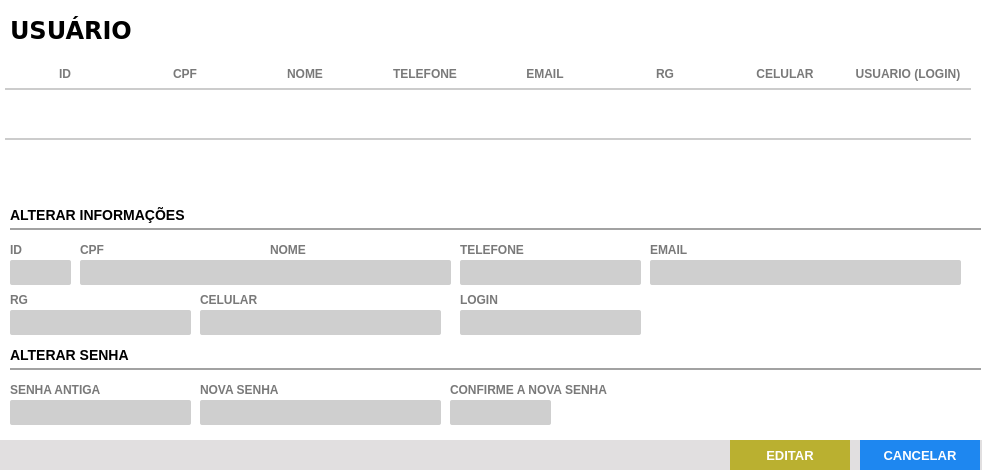
First picture: the form in View/UI/lista_usuario.ui, repository felipezago/ControleEstoque, before the edit.
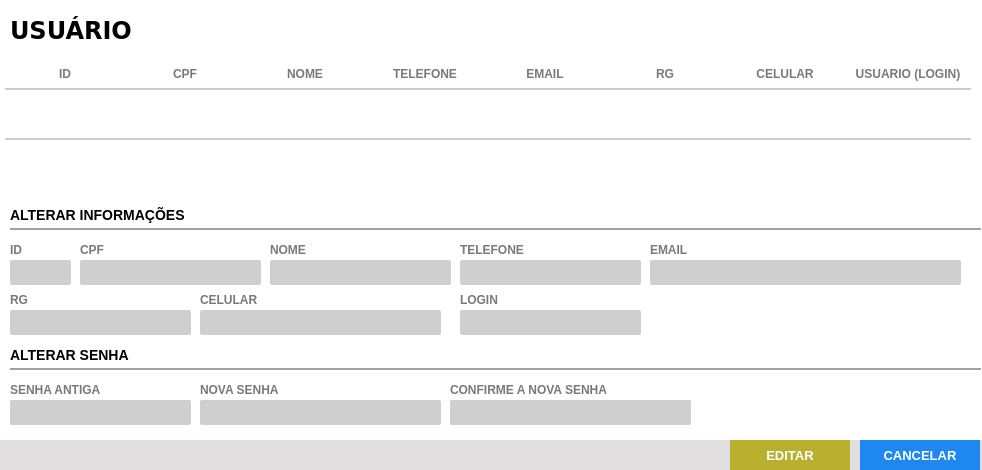
Second picture: the form after the edit.

```diff
--- a/View/UI/lista_usuario.ui
+++ b/View/UI/lista_usuario.ui
@@ -214,7 +214,7 @@
     <rect>
      <x>80</x>
      <y>260</y>
-     <width>231</width>
+     <width>181</width>
      <height>25</height>
     </rect>
    </property>
@@ -881,7 +881,7 @@
     <rect>
      <x>450</x>
      <y>400</y>
-     <width>101</width>
+     <width>241</width>
      <height>25</height>
     </rect>
    </property>
```
